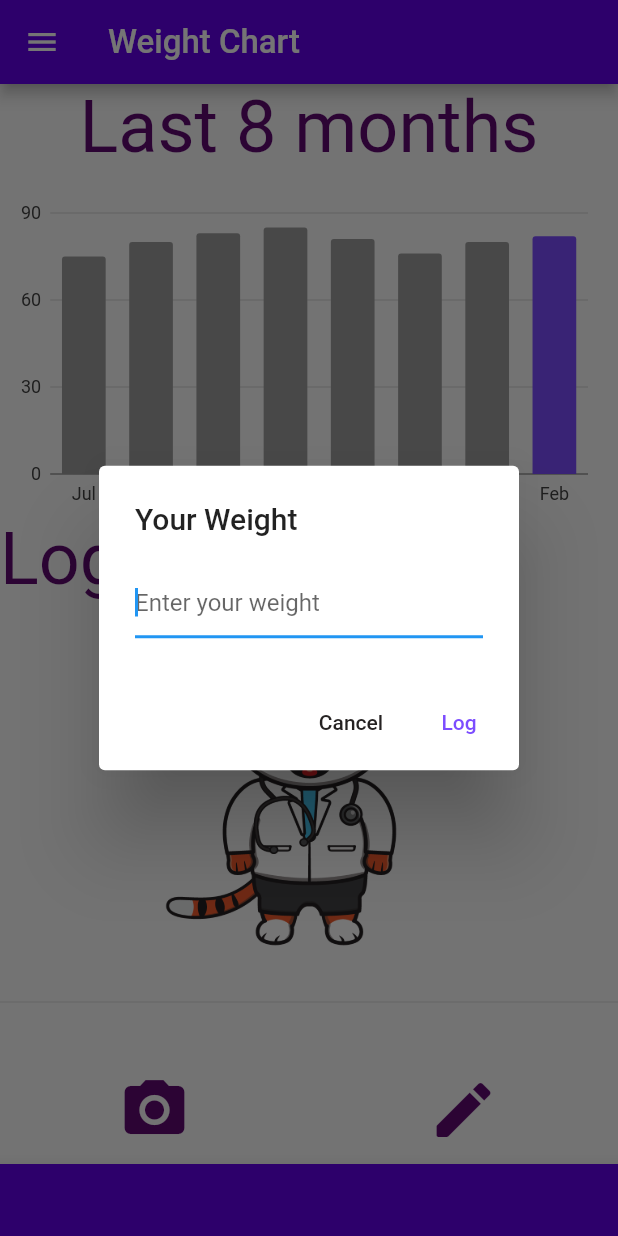
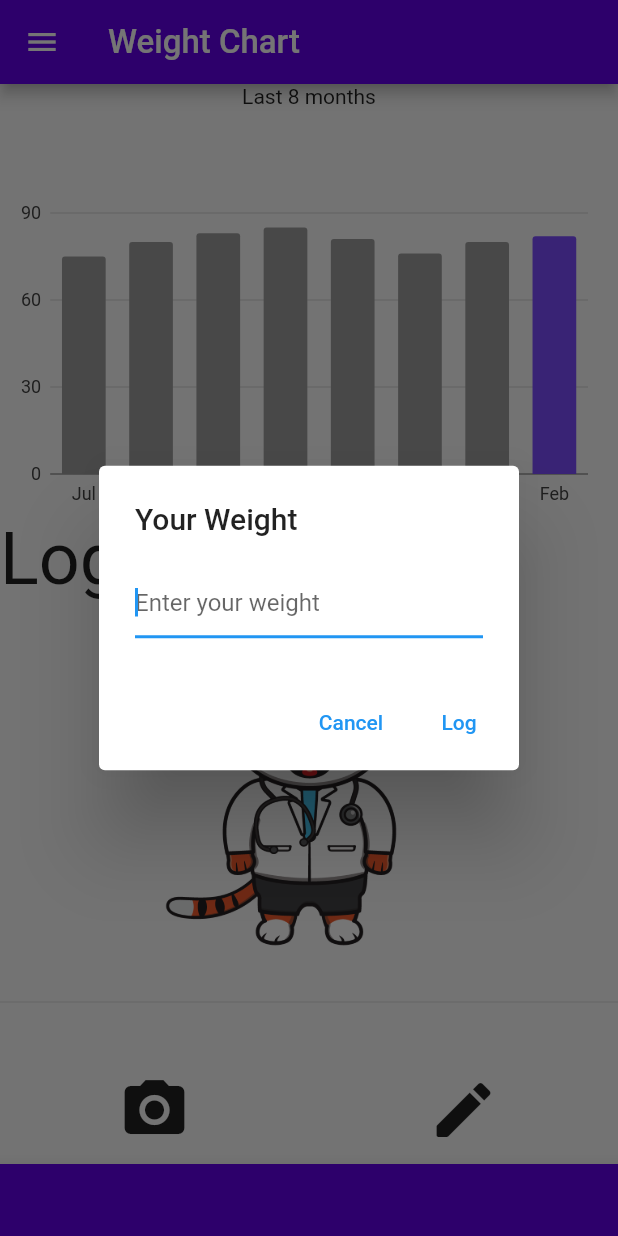
Before and after one commit to Georgios-Milis/gym_pal, a Flutter app: the WeightChart screen opened directly, after a tap on the "create" icon, on a phone screen of 412 x 824 dp. Run offline on Flutter 3.47's test engine with Material 2 defaults, Android fonts, the phone set to English and light mode, and no system bars; our stand-ins replace camera, charts_flutter, flutter_slidable, flutter_tts, google_sign_in, hive; missing offline and left inert: duration_picker_dialog_box, flutter_mobile_vision_2, flutter_vibrate, speech_balloon; accounts and stored records are empty; Roboto replaces fonts that are missing (McLaren).

Commit message:
elpizw na einai to teleutaio

```diff
--- a/lib/views/chart/weight_chart.dart
+++ b/lib/views/chart/weight_chart.dart
@@ -72,8 +72,6 @@ class _WeightChartInState extends State<WeightChart> {
               flex: 1,
               child: Text(
                 "Last 8 months",
-                style: TextStyle(
-                    fontSize: 48, color: Color.fromARGB(255, 96, 8, 114)),
               ),
             ),
             Expanded(
@@ -92,8 +90,8 @@ class _WeightChartInState extends State<WeightChart> {
                 "Log your weight now!",
                 style: TextStyle(
                     fontSize: 48,
-                    fontFamily: "McLaren",
-                    color: Color.fromARGB(255, 96, 8, 114)),
+                    fontFamily: "McLaren"
+                ),
               ),
             ),
             Expanded(
@@ -110,7 +108,6 @@ class _WeightChartInState extends State<WeightChart> {
                 mainAxisAlignment: MainAxisAlignment.spaceAround,
                 children: <Widget>[
                   IconButton(
-                      color: const Color.fromARGB(255, 96, 8, 114),
                       iconSize: 48,
                       onPressed: () {
                         Navigator.of(context).push(MaterialPageRoute(
@@ -119,7 +116,6 @@ class _WeightChartInState extends State<WeightChart> {
                       },
                       icon: const Icon(Icons.camera_alt)),
                   IconButton(
-                      color: const Color.fromARGB(255, 96, 8, 114),
                       iconSize: 48,
                       icon: const Icon(Icons.create_rounded),
                       onPressed: () {
@@ -148,17 +144,12 @@ class _WeightChartInState extends State<WeightChart> {
           actions: [
             TextButton(
               child: const Text('Cancel',
-                  style: TextStyle(
-                    color: Color.fromARGB(255, 37, 34, 34),
-                  )),
+              ),
               onPressed: Navigator.of(context).pop,
             ),
             TextButton(
               child: const Text(
                 'Log',
-                style: TextStyle(
-                  color: Colors.deepPurpleAccent,
-                ),
               ),
               onPressed: () => {
                 setState(() {
--- a/lib/views/misc/settings.dart
+++ b/lib/views/misc/settings.dart
@@ -42,7 +42,7 @@ class _SettingsState extends State<Settings> {
                       child: Text(
                         "Dark mode",
                         style: TextStyle(
-                          fontSize: 48,
+                          fontSize: 32,
                         ),
                       ),
                     ),
--- a/lib/views/workouts/rep_session.dart
+++ b/lib/views/workouts/rep_session.dart
@@ -55,12 +55,10 @@ class _RepSession extends State<RepSession> {
     super.dispose();
   }
 
-  // @todo: reset does not work properly.
-  // @todo: add delay between reps and some tts messages. E.g:
-
   void reset() {
     counter_reps = 0;
     counter_sets = 1;
+    setState(() => timer?.cancel());
     setState(() => {duration = du});
   }
 
```
